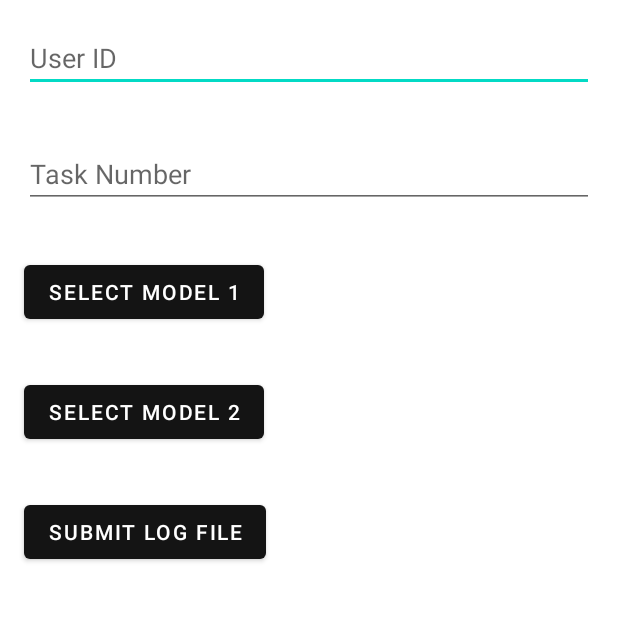
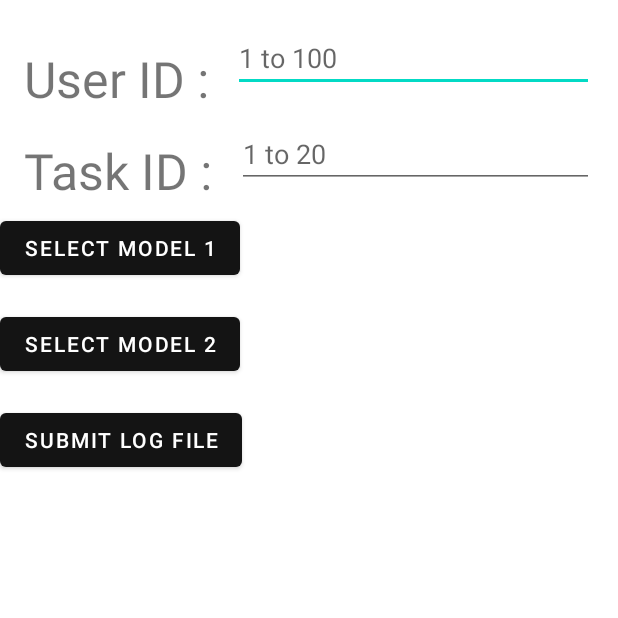
Before and after one commit to byewall/Team6_AD_mobile, an Android app: the screen it shows after launch (HomeActivity), on a phone screen of 412 x 824 dp, the top half of it. Run offline under Robolectric (Android 15) with nearby library versions, the phone set to English and light mode, and no system bars.

Commit message:
homepage ui

```diff
--- a/app/src/main/AndroidManifest.xml
+++ b/app/src/main/AndroidManifest.xml
@@ -32,12 +32,13 @@
             android:exported="false" />
         <activity
             android:name=".MainActivity"
-            android:exported="true">
-            <intent-filter>
-                <action android:name="android.intent.action.MAIN" />
+            android:exported="false">
+            <!--            temporary set homePage as launcher-->
+<!--            <intent-filter>-->
+<!--                <action android:name="android.intent.action.MAIN" />-->
 
-                <category android:name="android.intent.category.LAUNCHER" />
-            </intent-filter>
+<!--                <category android:name="android.intent.category.LAUNCHER" />-->
+<!--            </intent-filter>-->
         </activity>
     </application>
 
--- a/app/src/main/java/com/example/ad_spotifyclone/HomeActivity.java
+++ b/app/src/main/java/com/example/ad_spotifyclone/HomeActivity.java
@@ -52,6 +52,8 @@ public class HomeActivity extends AppCompatActivity {
     private void logInteraction(String action) {
         String userId = editTextUserId.getText().toString();
         String taskNumber = editTextTaskNumber.getText().toString();
+
+        //edit later with start and stop time also
         String logMessage = "User ID: " + userId + ", Task Number: " + taskNumber + ", Action: " + action;
 
         //Using Logcat for logging.
--- a/app/src/main/res/layout/activity_home.xml
+++ b/app/src/main/res/layout/activity_home.xml
@@ -3,43 +3,67 @@
     android:layout_width="match_parent"
     android:layout_height="match_parent">
 
+    <TextView
+        android:id="@+id/textViewUserId"
+        android:layout_width="wrap_content"
+        android:layout_height="wrap_content"
+        android:text="User ID :"
+        android:textSize="50px"
+        android:layout_marginStart="16dp"
+        android:layout_marginTop="30dp"/>
+
     <EditText
         android:id="@+id/editTextUserId"
         android:layout_width="match_parent"
         android:layout_height="wrap_content"
-        android:hint="User ID"
-        android:layout_margin="16dp"/>
+        android:layout_toEndOf="@id/textViewUserId"
+        android:layout_marginStart="16dp"
+        android:layout_marginTop="16dp"
+        android:layout_marginEnd="16dp"
+        android:hint="1 to 100"/>
+
+    <TextView
+        android:id="@+id/textViewTaskNumber"
+        android:layout_width="wrap_content"
+        android:layout_height="wrap_content"
+        android:layout_below="@id/editTextUserId"
+        android:text="Task ID :"
+        android:textSize="50px"
+        android:layout_marginStart="16dp"
+        android:layout_marginTop="30dp"/>
 
     <EditText
         android:id="@+id/editTextTaskNumber"
         android:layout_width="match_parent"
         android:layout_height="wrap_content"
-        android:layout_below="@id/editTextUserId"
-        android:hint="Task Number"
-        android:layout_margin="16dp"/>
+        android:layout_toEndOf="@id/textViewTaskNumber"
+        android:layout_marginTop="80dp"
+        android:layout_marginStart="16dp"
+        android:layout_marginEnd="16dp"
+        android:hint="1 to 20"/>
 
     <Button
         android:id="@+id/btnModel1"
         android:layout_width="wrap_content"
         android:layout_height="wrap_content"
         android:layout_below="@id/editTextTaskNumber"
-        android:text="Select Model 1"
-        android:layout_margin="16dp"/>
+        android:layout_marginTop="16dp"
+        android:text="Select Model 1"/>
 
     <Button
         android:id="@+id/btnModel2"
         android:layout_width="wrap_content"
         android:layout_height="wrap_content"
         android:layout_below="@id/btnModel1"
-        android:text="Select Model 2"
-        android:layout_margin="16dp"/>
+        android:layout_marginTop="16dp"
+        android:text="Select Model 2"/>
 
     <Button
         android:id="@+id/btnSubmit"
         android:layout_width="wrap_content"
         android:layout_height="wrap_content"
         android:layout_below="@id/btnModel2"
-        android:text="Submit Log File"
-        android:layout_margin="16dp"/>
+        android:layout_marginTop="16dp"
+        android:text="Submit Log File"/>
 
 </RelativeLayout>
```
